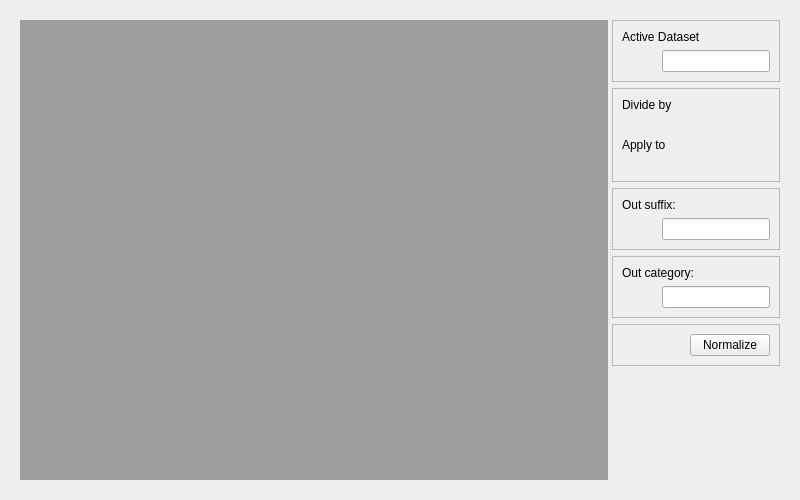
Above: NiChart/plugins/normalizeview/normalizeview.ui from gurayerus/NiChart before the change. Below: the same form after it.
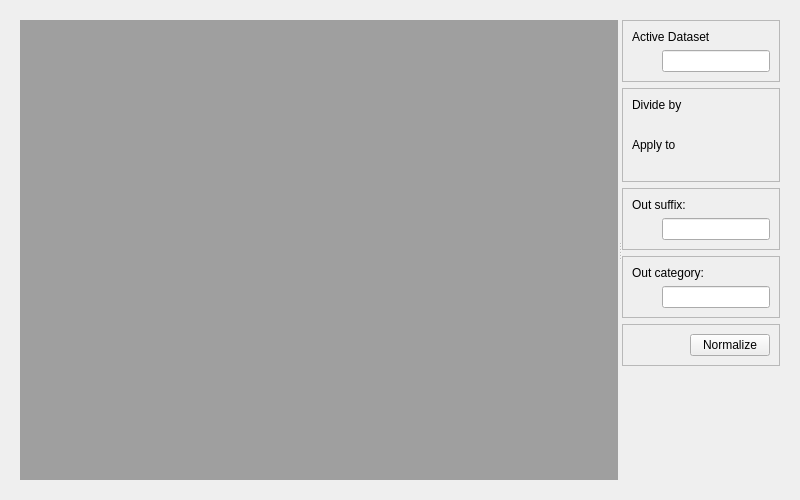
That is the form after the change.

```diff
--- a/NiChart/plugins/normalizeview/normalizeview.ui
+++ b/NiChart/plugins/normalizeview/normalizeview.ui
@@ -83,9 +83,14 @@
                                     <property  name="orientation">
                                     <enum>Qt::Horizontal</enum>
                                     </property>
+                                    
+                                    <property name="sizeType">
+                                        <enum>QSizePolicy::Fixed</enum>
+                                    </property>
+                                    
                                     <property  name="sizeHint"  stdset="0">
                                     <size>
-                                        <width>40</width>
+                                        <width>30</width>
                                         <height>20</height>
                                     </size>
                                     </property>
@@ -135,9 +140,14 @@
                                     <property  name="orientation">
                                     <enum>Qt::Horizontal</enum>
                                     </property>
+                                    
+                                    <property name="sizeType">
+                                        <enum>QSizePolicy::Fixed</enum>
+                                    </property>                                    
+                                    
                                     <property  name="sizeHint"  stdset="0">
                                     <size>
-                                        <width>40</width>
+                                        <width>30</width>
                                         <height>20</height>
                                     </size>
                                     </property>
@@ -164,9 +174,14 @@
                                     <property  name="orientation">
                                     <enum>Qt::Horizontal</enum>
                                     </property>
+                                    
+                                    <property name="sizeType">
+                                        <enum>QSizePolicy::Fixed</enum>
+                                    </property>                                    
+                                    
                                     <property  name="sizeHint"  stdset="0">
                                     <size>
-                                        <width>40</width>
+                                        <width>30</width>
                                         <height>20</height>
                                     </size>
                                     </property>
@@ -242,9 +257,14 @@
                                     <property  name="orientation">
                                     <enum>Qt::Horizontal</enum>
                                     </property>
+                                    
+                                    <property name="sizeType">
+                                        <enum>QSizePolicy::Fixed</enum>
+                                    </property>
+                                    
                                     <property  name="sizeHint"  stdset="0">
                                     <size>
-                                        <width>40</width>
+                                        <width>30</width>
                                         <height>20</height>
                                     </size>
                                     </property>
@@ -286,9 +306,14 @@
                                     <property  name="orientation">
                                     <enum>Qt::Horizontal</enum>
                                     </property>
+                                    
+                                    <property name="sizeType">
+                                        <enum>QSizePolicy::Fixed</enum>
+                                    </property>
+                                    
                                     <property  name="sizeHint"  stdset="0">
                                     <size>
-                                        <width>40</width>
+                                        <width>30</width>
                                         <height>20</height>
                                     </size>
                                     </property>
```
Left out of the diff: 2 changed lines with no effect on the pictures.
